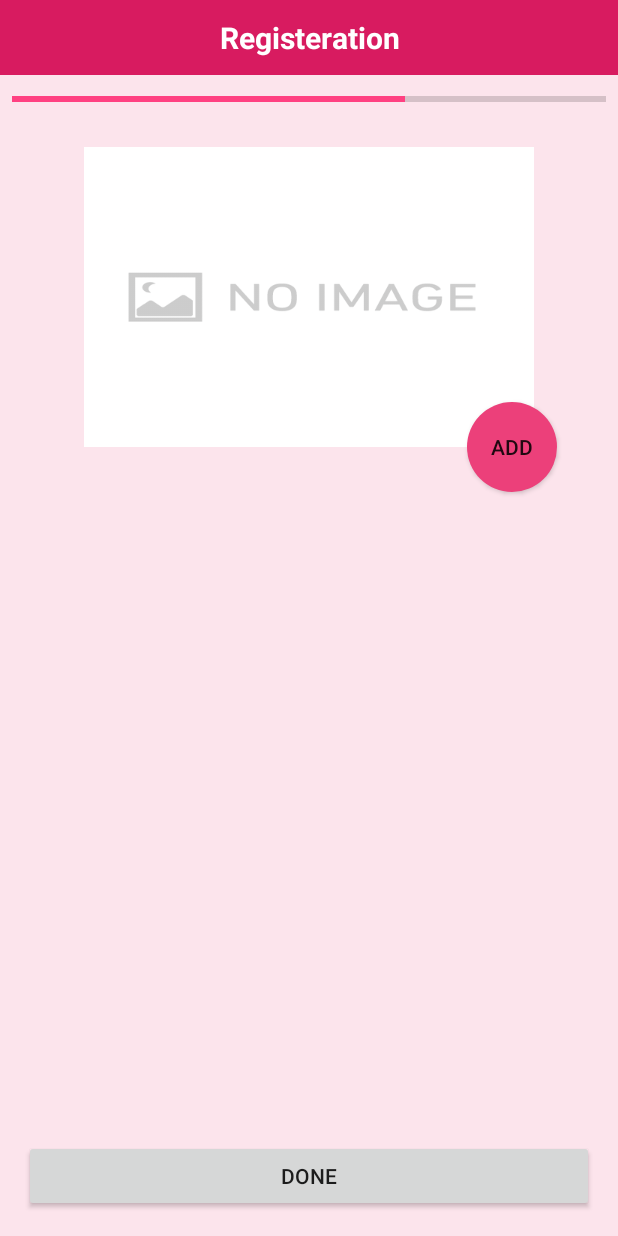
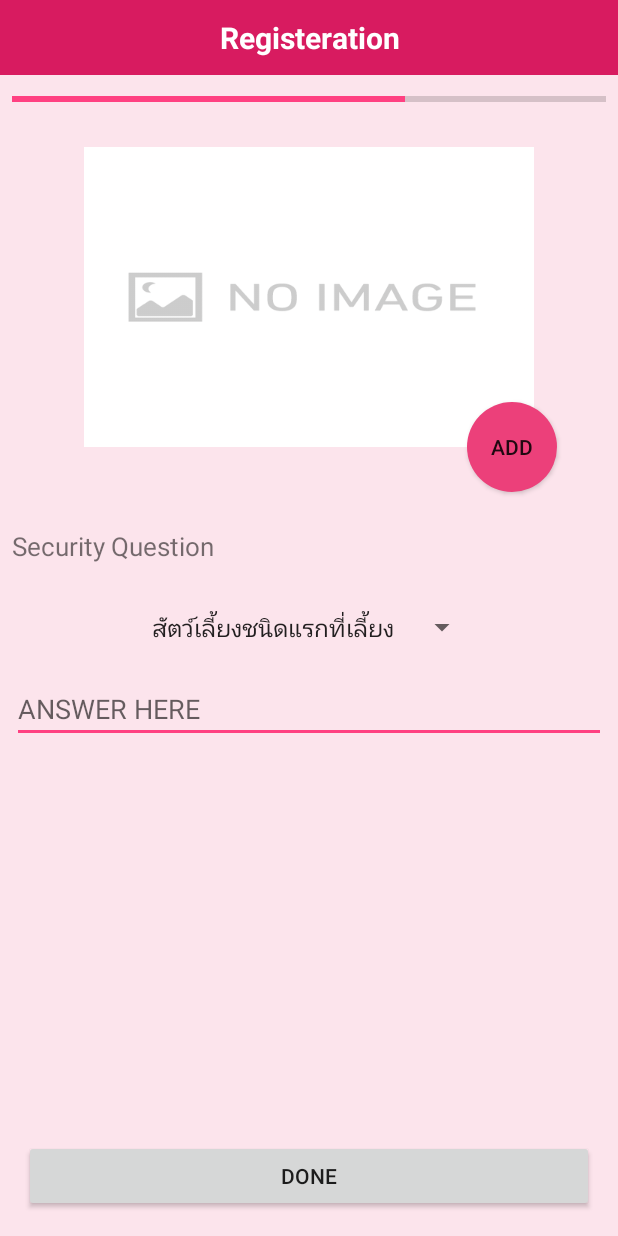
Before and after one commit to Saenn/DogAppAndroid, an Android app: the RegisterActivity3 screen opened directly, with no data from a screen before it, on a phone screen of 412 x 824 dp. Run offline under Robolectric (Android 15) with nearby library versions, the phone set to English and light mode, and no system bars.

Commit message:
add Security Question on Register3

```diff
--- a/app/src/main/java/main/dogappandroid/RegisterActivity3.java
+++ b/app/src/main/java/main/dogappandroid/RegisterActivity3.java
@@ -3,6 +3,7 @@ package main.dogappandroid;
 import android.content.Intent;
 import android.database.Cursor;
 import android.graphics.BitmapFactory;
+import android.graphics.drawable.Drawable;
 import android.net.Uri;
 import android.os.AsyncTask;
 import android.provider.MediaStore;
@@ -10,8 +11,11 @@ import android.support.v7.app.AppCompatActivity;
 import android.os.Bundle;
 import android.view.View;
 import android.widget.Button;
+import android.widget.EditText;
 import android.widget.ImageView;
 import android.widget.Toast;
+import android.widget.ArrayAdapter;
+import android.widget.Spinner;
 
 import org.json.JSONException;
 import org.json.JSONObject;
@@ -23,6 +27,9 @@ public class RegisterActivity3 extends AppCompatActivity {
 
     public static final int RESULT_LOAD_IMAGE = 1;
     ImageView imageView;
+    private EditText secureAnswerEditText;
+    private Drawable originalStyle;
+
 
     @Override
     protected void onCreate(Bundle savedInstanceState) {
@@ -33,6 +40,29 @@ public class RegisterActivity3 extends AppCompatActivity {
         Button doneButton = (Button) findViewById(R.id.doneButton);
         Button addPhotoButton = (Button) findViewById(R.id.addprofilepic);
         imageView = (ImageView) findViewById(R.id.photo);
+        secureAnswerEditText = (EditText) findViewById(R.id.answerEditText);
+        originalStyle = secureAnswerEditText.getBackground();
+
+
+        Spinner sp = (Spinner) findViewById(R.id.secure_questionDD);
+
+        String[] englishClub = getResources().getStringArray(R.array.squestion);
+        ArrayAdapter<String> adapterEnglish = new ArrayAdapter<String>(this,
+                android.R.layout.simple_dropdown_item_1line, englishClub);
+        sp.setAdapter(adapterEnglish);
+
+        secureAnswerEditText.setOnFocusChangeListener(new View.OnFocusChangeListener() {
+            @Override
+            public void onFocusChange(View v, boolean hasFocus) {
+                if (!hasFocus) {
+                    String regex = "[a-zA-Z\\u0E00-\\u0E7F/., ]*";
+                    if (!secureAnswerEditText.getText().toString().matches(regex))
+                        secureAnswerEditText.setBackgroundColor(getResources().getColor(R.color.pink100));
+                    else secureAnswerEditText.setBackground(originalStyle);
+                }
+            }
+        });
+
 
         doneButton.setOnClickListener(new View.OnClickListener() {
             @Override
--- a/app/src/main/res/layout/activity_register3.xml
+++ b/app/src/main/res/layout/activity_register3.xml
@@ -89,4 +89,39 @@
         app:layout_constraintStart_toStartOf="parent"
         app:layout_constraintTop_toBottomOf="@+id/headerRegister1" />
 
+    <TextView
+        android:id="@+id/questionLabel"
+        android:layout_width="wrap_content"
+        android:layout_height="wrap_content"
+        android:layout_marginStart="8dp"
+        android:layout_marginTop="24dp"
+        android:text="@string/secure_question"
+        android:textSize="17sp"
+        app:layout_constraintStart_toStartOf="parent"
+        app:layout_constraintTop_toBottomOf="@+id/addprofilepic" />
+
+
+    <Spinner android:layout_width="wrap_content"
+        android:layout_height="wrap_content"
+        android:layout_marginTop="10dp"
+        android:id="@+id/secure_questionDD"
+        android:textSize="16sp"
+        app:layout_constraintEnd_toEndOf="parent"
+        app:layout_constraintStart_toStartOf="parent"
+        app:layout_constraintTop_toBottomOf="@+id/questionLabel"/>
+
+    <EditText
+        android:id="@+id/answerEditText"
+        android:layout_width="0dp"
+        android:layout_height="wrap_content"
+        android:layout_marginStart="8dp"
+        android:layout_marginEnd="8dp"
+        android:ems="10"
+        android:hint="@string/secure_answer"
+        android:inputType="text"
+        app:layout_constraintEnd_toEndOf="parent"
+        app:layout_constraintHorizontal_bias="1.0"
+        app:layout_constraintStart_toStartOf="parent"
+        app:layout_constraintTop_toBottomOf="@+id/secure_questionDD" />
+
 </android.support.constraint.ConstraintLayout>
--- a/app/src/main/res/values/strings.xml
+++ b/app/src/main/res/values/strings.xml
@@ -213,5 +213,15 @@
     <string name="action_settings">Settings</string>
     <string name="title_activity_navigation_bar">NavigationBar</string>
 
+    <string-array name="squestion">
+        <item>สัตว์เลี้ยงชนิดแรกที่เลี้ยง</item>
+        <item>ชื่อของสัตว์เลี้ยงตัวแรก</item>
+        <item>ชื่อของเพื่อนสนิทคนแรก</item>
+        <item>ชื่อนักร้องที่ชอบที่สุด</item>
+        <item>ชื่อเพลงที่ชอบที่สุด</item>
+
+    </string-array>
+    <string name="secure_question">Security Question</string>
+    <string name="secure_answer">ANSWER HERE</string>
 
 </resources>
```
